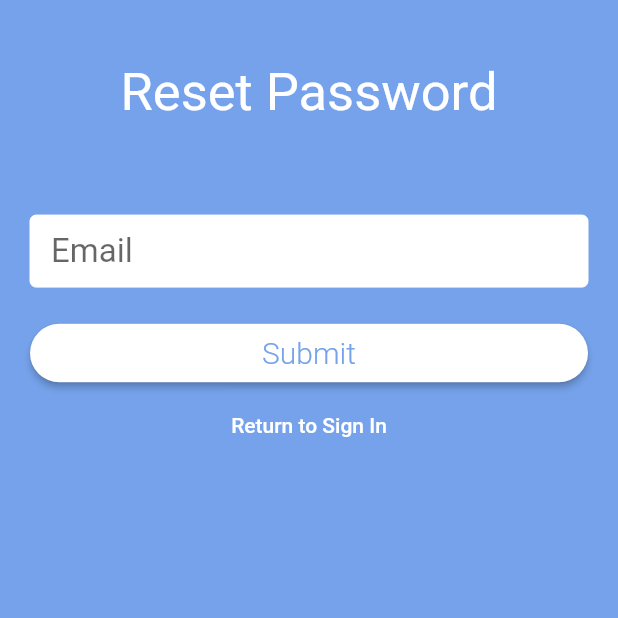
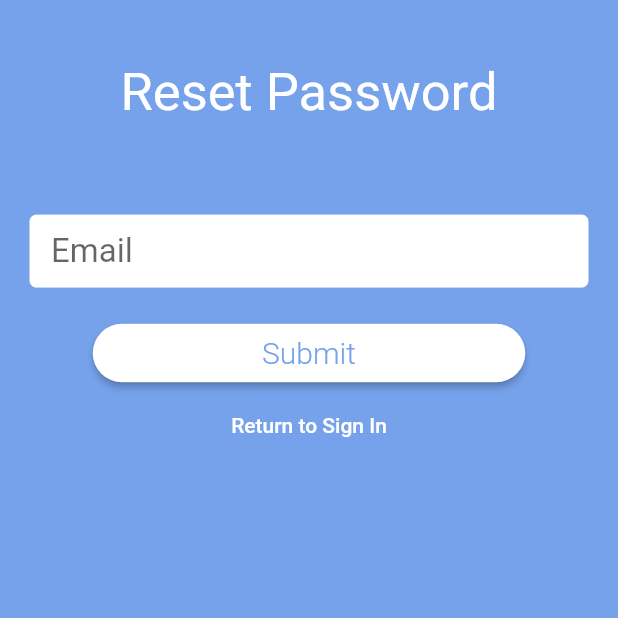
Before and after one commit to asavchuk/one_man_startup, a Flutter app: the screen it shows after launch, after a tap on "Sing In", after a tap on "Forgot Password?", on a phone screen of 412 x 824 dp, the top half of it. Run offline on Flutter 3.47's test engine with Material 2 defaults, Android fonts, the phone set to English and light mode, and no system bars; drawn by our look-alikes of auto_size_text; our stand-ins replace cloud_firestore, firebase_auth, flutter_spinkit, google_sign_in; missing offline and left inert: flutter_auth_buttons; accounts and stored records are empty.

Commit message:
episode 22

```diff
--- a/lib/main.dart
+++ b/lib/main.dart
@@ -4,7 +4,7 @@ import 'package:one_man_startup/views/first_view.dart';
 import 'package:one_man_startup/views/sign_up_view.dart';
 import 'package:one_man_startup/widgets/provider_widget.dart';
 
-import 'home_widget.dart';
+import 'views/navigation_view.dart';
 
 void main() async {
   WidgetsFlutterBinding.ensureInitialized();
@@ -25,9 +25,12 @@ class MyApp extends StatelessWidget {
         ),
         home: HomeController(),
         routes: <String, WidgetBuilder>{
+          '/home': (BuildContext context) => HomeController(),
           '/signUp': (BuildContext context) => SignUpView(authFormType: AuthFormType.signUp),
           '/signIn': (BuildContext context) => SignUpView(authFormType: AuthFormType.signIn),
-          '/home': (BuildContext context) => HomeController(),
+          '/anonymousSignIn': (BuildContext context) =>
+              SignUpView(authFormType: AuthFormType.anonymous),
+          '/convertUser': (BuildContext context) => SignUpView(authFormType: AuthFormType.convert),
         },
       ),
     );
--- a/lib/views/first_view.dart
+++ b/lib/views/first_view.dart
@@ -46,11 +46,11 @@ class FirstView extends StatelessWidget {
                       context: context,
                       builder: (BuildContext context) => CustomDialog(
                         description:
-                            'With account your data will be sequrely saved, allowing to get them only for you',
-                        title: 'Would you like to create a free acoount?',
+                            'With account your data will be securely saved, allowing to get them only for you',
+                        title: 'Would you like to create a free account?',
                         primaryButtonRoute: '/signUp',
                         primaryButtonText: 'Create My Account',
-                        secondaryButtonRoute: '/home',
+                        secondaryButtonRoute: '/anonymousSignIn',
                         secondaryButtonText: 'Maybe Later',
                       ),
                     );
--- a/lib/views/sign_up_view.dart
+++ b/lib/views/sign_up_view.dart
@@ -1,16 +1,19 @@
 import 'package:auto_size_text/auto_size_text.dart';
 import 'package:flutter/material.dart';
+import 'package:flutter_auth_buttons/flutter_auth_buttons.dart';
+import 'package:flutter_spinkit/flutter_spinkit.dart';
 import 'package:one_man_startup/services/auth_service.dart';
 import 'package:one_man_startup/widgets/provider_widget.dart';
 
-final primaryColor = Color(0xFF75A2EA);
+// TODO move this to tone location
+final primaryColor = const Color(0xFF75A2EA);
 
-enum AuthFormType { signIn, signUp, reset }
+enum AuthFormType { signIn, signUp, reset, anonymous, convert }
 
 class SignUpView extends StatefulWidget {
   final AuthFormType authFormType;
 
-  const SignUpView({Key key, this.authFormType}) : super(key: key);
+  SignUpView({Key key, @required this.authFormType}) : super(key: key);
 
   @override
   _SignUpViewState createState() => _SignUpViewState(authFormType: this.authFormType);
@@ -18,6 +21,7 @@ class SignUpView extends StatefulWidget {
 
 class _SignUpViewState extends State<SignUpView> {
   AuthFormType authFormType;
+
   _SignUpViewState({this.authFormType});
 
   final formKey = GlobalKey<FormState>();
@@ -25,10 +29,12 @@ class _SignUpViewState extends State<SignUpView> {
 
   void switchFormState(String state) {
     formKey.currentState.reset();
-    if (state == 'signUp') {
+    if (state == "signUp") {
       setState(() {
         authFormType = AuthFormType.signUp;
       });
+    } else if (state == 'home') {
+      Navigator.of(context).pop();
     } else {
       setState(() {
         authFormType = AuthFormType.signIn;
@@ -38,8 +44,12 @@ class _SignUpViewState extends State<SignUpView> {
 
   bool validate() {
     final form = formKey.currentState;
+    if (authFormType == AuthFormType.anonymous) {
+      return true;
+    }
     form.save();
     if (form.validate()) {
+      form.save();
       return true;
     } else {
       return false;
@@ -50,21 +60,34 @@ class _SignUpViewState extends State<SignUpView> {
     if (validate()) {
       try {
         final auth = Provider.of(context).auth;
-        if (authFormType == AuthFormType.signIn) {
-          String uid = await auth.singInWithEmailAndPassword(_email, _password);
+        switch (authFormType) {
+          case AuthFormType.signIn:
+            String uid = await auth.signInWithEmailAndPassword(_email, _password);
             print('signed in with id $uid');
             Navigator.of(context).pushReplacementNamed('/home');
-        } else if (authFormType == AuthFormType.reset) {
+            break;
+          case AuthFormType.signUp:
+            String uid = await auth.createUserWithEmailAndPassword(_email, _password, _name);
+            print('signed up with new id $uid');
+            Navigator.of(context).pushReplacementNamed('/home');
+            break;
+          case AuthFormType.reset:
             auth.sendPasswordResetEmail(_email);
             print('password reset email sent');
             _warning = 'A password reset link has been sent to $_email';
             setState(() {
               authFormType = AuthFormType.signIn;
             });
-        } else {
-          String uid = await auth.createUserWithEmailAndPassword(_email, _password, _name);
-          print('signed up with new id $uid');
+            break;
+          case AuthFormType.anonymous:
+            await auth.signInAnonymously();
             Navigator.of(context).pushReplacementNamed('/home');
+            break;
+          case AuthFormType.convert:
+            print('converting user');
+            auth.convertUserWithEmail(_email, _password, _name);
+            Navigator.of(context).pop();
+            break;
         }
       } catch (e) {
         print(e);
@@ -77,9 +100,26 @@ class _SignUpViewState extends State<SignUpView> {
 
   @override
   Widget build(BuildContext context) {
+    final _width = MediaQuery.of(context).size.width;
     final _height = MediaQuery.of(context).size.height;
-    final _width = MediaQuery.of(context).size.width;
 
+    if (authFormType == AuthFormType.anonymous) {
+      submit();
+      return Scaffold(
+          backgroundColor: primaryColor,
+          body: Column(
+            mainAxisAlignment: MainAxisAlignment.center,
+            children: <Widget>[
+              SpinKitDoubleBounce(
+                color: Colors.white,
+              ),
+              Text(
+                "Loading",
+                style: TextStyle(color: Colors.white),
+              ),
+            ],
+          ));
+    } else {
       return Scaffold(
         body: Container(
           color: primaryColor,
@@ -110,15 +150,16 @@ class _SignUpViewState extends State<SignUpView> {
         ),
       );
     }
+  }
 
   Widget showAlert() {
     if (_warning != null) {
       return Container(
         color: Colors.amberAccent,
         width: double.infinity,
-        padding: EdgeInsets.all(8),
+        padding: EdgeInsets.all(8.0),
         child: Row(
-          children: [
+          children: <Widget>[
             Padding(
               padding: const EdgeInsets.only(right: 8.0),
               child: Icon(Icons.error_outline),
@@ -139,71 +180,83 @@ class _SignUpViewState extends State<SignUpView> {
                   });
                 },
               ),
-            ),
+            )
           ],
         ),
       );
     }
-    return SizedBox(height: 0);
+    return SizedBox(
+      height: 0,
+    );
   }
 
   AutoSizeText buildHeaderText() {
-    String headerText;
-    if (authFormType == AuthFormType.signUp) {
-      headerText = 'Create new Account';
+    String _headerText;
+    if (authFormType == AuthFormType.signIn) {
+      _headerText = "Sign In";
     } else if (authFormType == AuthFormType.reset) {
-      headerText = 'Reset Password';
+      _headerText = "Reset Password";
     } else {
-      headerText = 'Sign In';
+      _headerText = "Create New Account";
     }
-
     return AutoSizeText(
-      headerText,
+      _headerText,
       maxLines: 1,
       textAlign: TextAlign.center,
-      style: TextStyle(color: Colors.white, fontSize: 35),
+      style: TextStyle(
+        fontSize: 35,
+        color: Colors.white,
+      ),
     );
   }
 
   List<Widget> buildInputs() {
     List<Widget> textFields = [];
-
     if (authFormType == AuthFormType.reset) {
-      textFields.add(TextFormField(
+      textFields.add(
+        TextFormField(
           validator: EmailValidator.validate,
-        style: TextStyle(fontSize: 22),
-        decoration: buildSignUpInputDecoration('Email'),
+          style: TextStyle(fontSize: 22.0),
+          decoration: buildSignUpInputDecoration("Email"),
           onSaved: (value) => _email = value,
-      ));
+        ),
+      );
       textFields.add(SizedBox(height: 20));
       return textFields;
     }
 
-    if (authFormType == AuthFormType.signUp) {
-      textFields.add(TextFormField(
+    // if were in the sign up state add name
+    if ([AuthFormType.signUp, AuthFormType.convert].contains(authFormType)) {
+      textFields.add(
+        TextFormField(
           validator: NameValidator.validate,
-        style: TextStyle(fontSize: 22),
-        decoration: buildSignUpInputDecoration('Name'),
+          style: TextStyle(fontSize: 22.0),
+          decoration: buildSignUpInputDecoration("Name"),
           onSaved: (value) => _name = value,
-      ));
+        ),
+      );
       textFields.add(SizedBox(height: 20));
     }
 
-    textFields.add(TextFormField(
+    // add email & password
+    textFields.add(
+      TextFormField(
         validator: EmailValidator.validate,
-      style: TextStyle(fontSize: 22),
-      decoration: buildSignUpInputDecoration('Email'),
+        style: TextStyle(fontSize: 22.0),
+        decoration: buildSignUpInputDecoration("Email"),
         onSaved: (value) => _email = value,
-    ));
+      ),
+    );
     textFields.add(SizedBox(height: 20));
-
-    textFields.add(TextFormField(
+    textFields.add(
+      TextFormField(
         validator: PasswordValidator.validate,
-      style: TextStyle(fontSize: 22),
-      decoration: buildSignUpInputDecoration('Password'),
+        style: TextStyle(fontSize: 22.0),
+        decoration: buildSignUpInputDecoration("Password"),
         obscureText: true,
         onSaved: (value) => _password = value,
-    ));
+      ),
+    );
     textFields.add(SizedBox(height: 20));
 
     return textFields;
@@ -215,72 +268,112 @@ class _SignUpViewState extends State<SignUpView> {
       filled: true,
       fillColor: Colors.white,
       focusColor: Colors.white,
-      enabledBorder: OutlineInputBorder(
-        borderSide: BorderSide(color: Colors.white, width: 0.0),
-      ),
-      contentPadding: const EdgeInsets.only(left: 14, bottom: 10, top: 10),
+      enabledBorder: OutlineInputBorder(borderSide: BorderSide(color: Colors.white, width: 0.0)),
+      contentPadding: const EdgeInsets.only(left: 14.0, bottom: 10.0, top: 10.0),
     );
   }
 
   List<Widget> buildButtons() {
-    String switchButtonText, newFormState, submitButtonText;
+    String _switchButtonText, _newFormState, _submitButtonText;
     bool _showForgotPassword = false;
+    bool _showSocial = true;
 
     if (authFormType == AuthFormType.signIn) {
-      switchButtonText = 'Create New Account';
-      newFormState = 'signUp';
-      submitButtonText = 'Sign In';
+      _switchButtonText = "Create New Account";
+      _newFormState = "signUp";
+      _submitButtonText = "Sign In";
       _showForgotPassword = true;
     } else if (authFormType == AuthFormType.reset) {
-      switchButtonText = 'Return to Sign In';
-      newFormState = 'signIn';
-      submitButtonText = 'Submit';
+      _switchButtonText = "Return to Sign In";
+      _newFormState = "signIn";
+      _submitButtonText = "Submit";
+      _showSocial = false;
+    } else if (authFormType == AuthFormType.convert) {
+      _switchButtonText = "Cancel";
+      _newFormState = "home";
+      _submitButtonText = "Sign Up";
     } else {
-      switchButtonText = 'Have An Account? Sign In';
-      newFormState = 'signIn';
-      submitButtonText = 'Sign Up';
+      _switchButtonText = "Have an Account? Sign In";
+      _newFormState = "signIn";
+      _submitButtonText = "Sign Up";
     }
+
     return [
       Container(
-        width: MediaQuery.of(context).size.width,
+        width: MediaQuery.of(context).size.width * 0.7,
         child: RaisedButton(
-          shape: RoundedRectangleBorder(borderRadius: BorderRadius.circular(30)),
+          shape: RoundedRectangleBorder(borderRadius: BorderRadius.circular(30.0)),
           color: Colors.white,
           textColor: primaryColor,
           child: Padding(
             padding: const EdgeInsets.all(8.0),
             child: Text(
-              submitButtonText,
-              style: TextStyle(fontSize: 20, fontWeight: FontWeight.w300),
+              _submitButtonText,
+              style: TextStyle(fontSize: 20.0, fontWeight: FontWeight.w300),
             ),
           ),
-          onPressed: () {
-            submit();
-          },
+          onPressed: submit,
         ),
       ),
       showForgotPassword(_showForgotPassword),
       FlatButton(
-        onPressed: () {
-          switchFormState(newFormState);
-        },
         child: Text(
-          switchButtonText,
+          _switchButtonText,
           style: TextStyle(color: Colors.white),
         ),
+        onPressed: () {
+          switchFormState(_newFormState);
+        },
       ),
+      buildSocialIcons(_showSocial),
     ];
   }
 
   Widget showForgotPassword(bool visible) {
     return Visibility(
       child: FlatButton(
+        child: Text(
+          "Forgot Password?",
+          style: TextStyle(color: Colors.white),
+        ),
         onPressed: () {
           setState(() {
             authFormType = AuthFormType.reset;
           });
         },
-        child: Text('Forgot Password?', style: TextStyle(color: Colors.white)),
+      ),
+      visible: visible,
+    );
+  }
+
+  Widget buildSocialIcons(bool visible) {
+    final _auth = Provider.of(context).auth;
+    return Visibility(
+      child: Column(
+        children: <Widget>[
+          Divider(
+            color: Colors.white,
+          ),
+          SizedBox(height: 10),
+          GoogleSignInButton(
+            onPressed: () async {
+              try {
+                if (authFormType == AuthFormType.convert) {
+                  await _auth.convertWithGoogle();
+                  Navigator.of(context).pop();
+                } else {
+                  await _auth.signInWithGoogle();
+                  Navigator.of(context).pushReplacementNamed('/home');
+                }
+              } catch (e) {
+                setState(() {
+                  print(e);
+                  _warning = e.message;
+                });
+              }
+            },
+          )
+        ],
       ),
       visible: visible,
     );
--- a/pubspec.yaml
+++ b/pubspec.yaml
@@ -30,11 +30,13 @@ dependencies:
 
   cloud_firestore: ^0.12.6
   firebase_auth: ^0.11.1+10
+  google_sign_in: ^4.5.6
 
-  english_words: ^3.1.5
   intl: ^0.16.1
   date_range_picker: ^1.0.6
   auto_size_text: ^2.1.0
+  flutter_spinkit: ^3.1.0
+  flutter_auth_buttons: ^0.10.0
 
 dev_dependencies:
   flutter_test:
```
Also changed, not shown: lib/services/auth_service.dart (+63 -27 lines), lib/views/navigation_view.dart (renamed from lib/home_widget.dart, +8 -2 lines), pubspec.lock. Lines whose indentation alone changed are shown as unchanged.
